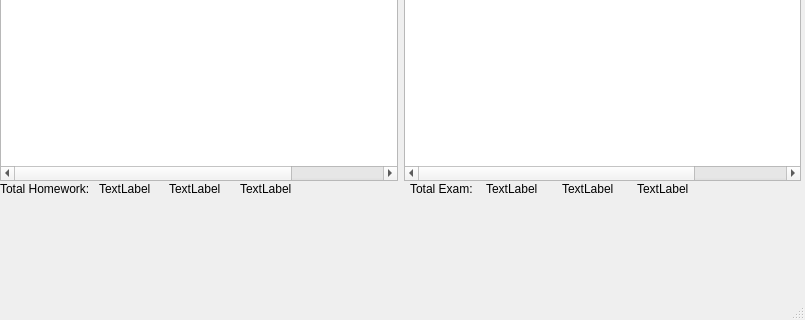
The window that gradebook.ui (trevorpham/gradebook-app) describes before a commit, drawn with Qt 5; both pictures show x 0 to 805 and y 280 to 600 of the 805 by 600 pixel window.
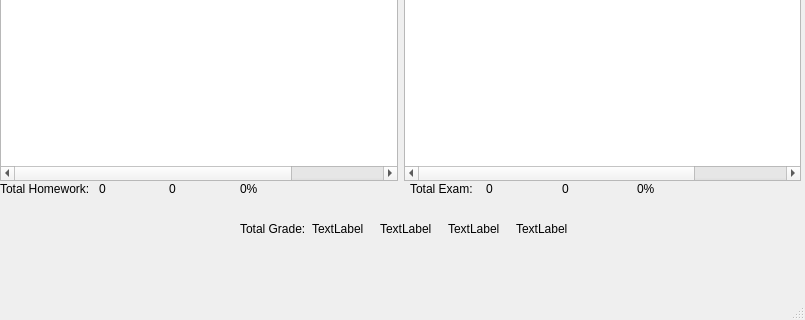
The same window after the commit.

Commit message: calculate total grade and letter

The edit to the form file:
```diff
--- a/gradebook.ui
+++ b/gradebook.ui
@@ -92,21 +92,21 @@
      <item>
       <widget class="QLabel" name="label_6">
        <property name="text">
-        <string>TextLabel</string>
+        <string>0</string>
        </property>
       </widget>
      </item>
      <item>
       <widget class="QLabel" name="label_7">
        <property name="text">
-        <string>TextLabel</string>
+        <string>0</string>
        </property>
       </widget>
      </item>
      <item>
       <widget class="QLabel" name="label_8">
        <property name="text">
-        <string>TextLabel</string>
+        <string>0%</string>
        </property>
       </widget>
      </item>
@@ -192,19 +192,66 @@
      <item>
       <widget class="QLabel" name="label_2">
        <property name="text">
+        <string>0</string>
+       </property>
+      </widget>
+     </item>
+     <item>
+      <widget class="QLabel" name="totalHomeworkPtsMax">
+       <property name="text">
+        <string>0</string>
+       </property>
+      </widget>
+     </item>
+     <item>
+      <widget class="QLabel" name="totalHomeworkPercent">
+       <property name="text">
+        <string>0%</string>
+       </property>
+      </widget>
+     </item>
+    </layout>
+   </widget>
+   <widget class="QWidget" name="">
+    <property name="geometry">
+     <rect>
+      <x>240</x>
+      <y>500</y>
+      <width>338</width>
+      <height>18</height>
+     </rect>
+    </property>
+    <layout class="QHBoxLayout" name="horizontalLayout_4">
+     <item>
+      <widget class="QLabel" name="totalGrade">
+       <property name="text">
+        <string>Total Grade:</string>
+       </property>
+      </widget>
+     </item>
+     <item>
+      <widget class="QLabel" name="totalPtsAwarded">
+       <property name="text">
         <string>TextLabel</string>
        </property>
       </widget>
      </item>
      <item>
-      <widget class="QLabel" name="label_3">
+      <widget class="QLabel" name="totalPtsMax">
        <property name="text">
         <string>TextLabel</string>
        </property>
       </widget>
      </item>
      <item>
-      <widget class="QLabel" name="label_4">
+      <widget class="QLabel" name="totalPercent">
+       <property name="text">
+        <string>TextLabel</string>
+       </property>
+      </widget>
+     </item>
+     <item>
+      <widget class="QLabel" name="letterGrade">
        <property name="text">
         <string>TextLabel</string>
        </property>
```
Left out of the diff: 8 changed lines with no effect on the pictures. The commit also changes 2 other files.
